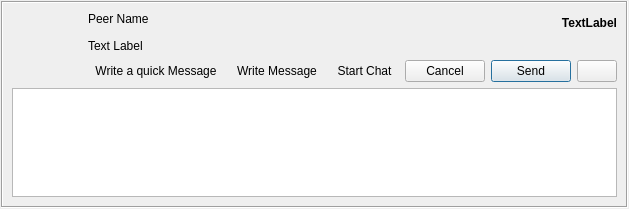
Qt form retroshare-gui/src/gui/feeds/ChatMsgItem.ui (RetroShare/RetroShare) before a commit.
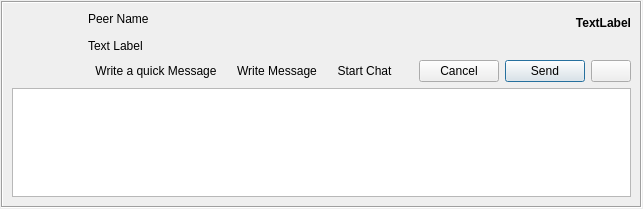
The same form after that commit. Icons and pictures are not drawn. Custom widgets are drawn as their Qt base class.

```diff
--- a/retroshare-gui/src/gui/feeds/ChatMsgItem.ui
+++ b/retroshare-gui/src/gui/feeds/ChatMsgItem.ui
@@ -6,7 +6,7 @@
    <rect>
     <x>0</x>
     <y>0</y>
-    <width>565</width>
+    <width>643</width>
     <height>209</height>
    </rect>
   </property>
```
Left out of the diff: 12 changed lines with no effect on the pictures.
